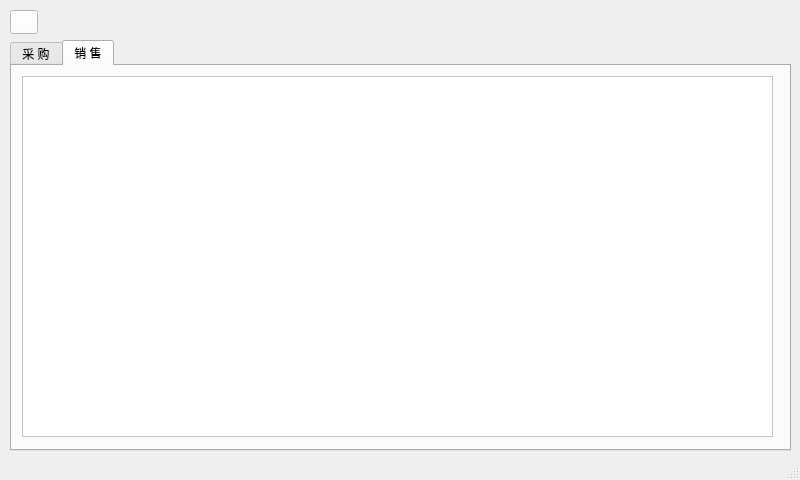
Above: goodsinquirywindow.ui from cbt-98/Supermarket-Management-System before the change. Below: the same form after it.
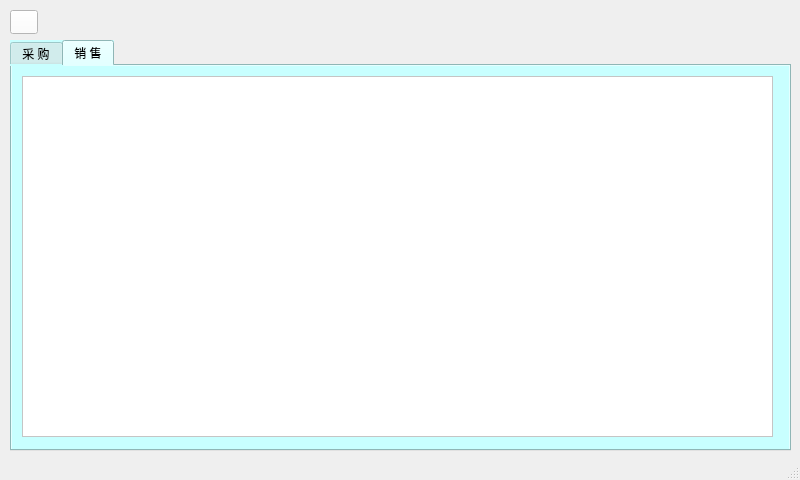
That is the form after the change. Icons and pictures are not drawn.

```diff
--- a/goodsinquirywindow.ui
+++ b/goodsinquirywindow.ui
@@ -45,6 +45,7 @@
     </property>
     <property name="styleSheet">
      <string notr="true">font: 12pt &quot;黑体&quot;;
+background-color: rgb(200, 255, 255);
 color: rgb(0, 0, 0);</string>
     </property>
     <property name="currentIndex">
```
